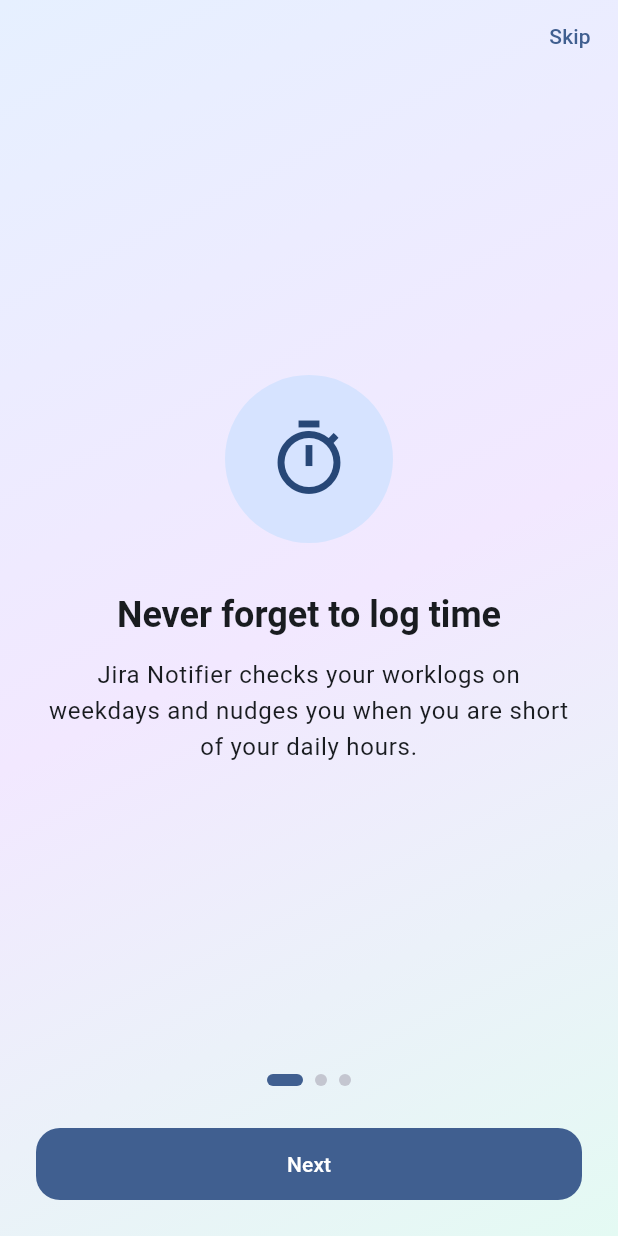
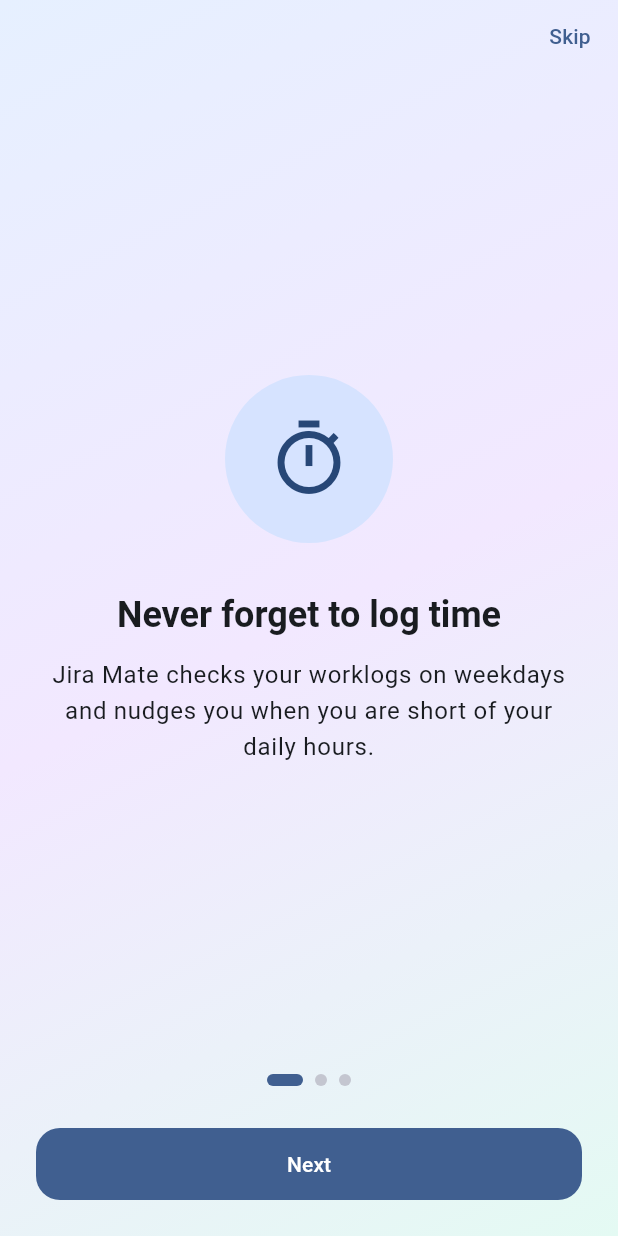
Before and after one commit to mrmuhannadh/mr_atomizer, a Flutter app: the screen it shows after launch, on a phone screen of 412 x 824 dp. Run offline on Flutter 3.47's test engine with Material 3 defaults, Android fonts, the phone set to English and light mode, and no system bars; our stand-ins replace dio, flutter_local_notifications, flutter_secure_storage, flutter_timezone, shared_preferences, timezone; missing offline and left inert: launch_at_startup, mailer, tray_manager, window_manager, workmanager.

Commit message:
Naming changes

```diff
--- a/lib/screens/home_screen.dart
+++ b/lib/screens/home_screen.dart
@@ -169,7 +169,7 @@
   @override
   Widget build(BuildContext context) {
     return Scaffold(
-      appBar: AppBar(title: const Text('Jira Notifier'), actions: [
+      appBar: AppBar(title: const Text('Jira Mate'), actions: [
         IconButton(
             icon: const Icon(Icons.history),
             tooltip: 'Log history',
--- a/lib/screens/planner_settings_screen.dart
+++ b/lib/screens/planner_settings_screen.dart
@@ -252,7 +252,7 @@
             contentPadding: EdgeInsets.zero,
             title: const Text('Simple mode (plain text)'),
             subtitle: const Text(
-                'Windows/Mac only. Off = formatted table draft. On = plain-text link, use this if the draft does not open in Outlook.'),
+                'Off = formatted table draft. On = plain-text link'),
             value: _simple,
             onChanged: (v) => setState(() => _simple = v),
           ),
--- a/lib/screens/welcome_screen.dart
+++ b/lib/screens/welcome_screen.dart
@@ -21,7 +21,7 @@
 
   static const _pages = [
     _Info(Icons.timer_outlined, 'Never forget to log time',
-        'Jira Notifier checks your worklogs on weekdays and nudges you '
+        'Jira Mate checks your worklogs on weekdays and nudges you '
             'when you are short of your daily hours.'),
     _Info(Icons.alarm, 'Reminders on your schedule',
         'Choose the reminder time, the days, and the minimum hours. '
--- a/lib/services/desktop_service.dart
+++ b/lib/services/desktop_service.dart
@@ -16,14 +16,14 @@
     await trayManager.setIcon(
         Platform.isWindows ? 'assets/tray_icon.ico' : 'assets/tray_icon.png');
     await trayManager.setContextMenu(Menu(items: [
-      MenuItem(key: 'show', label: 'Open Jira Notifier'),
+      MenuItem(key: 'show', label: 'Open Jira Mate'),
       MenuItem.separator(),
       MenuItem(key: 'quit', label: 'Quit'),
     ]));
     trayManager.addListener(_i);
 
     launchAtStartup.setup(
-        appName: 'Jira Notifier', appPath: Platform.resolvedExecutable);
+        appName: 'Jira Mate', appPath: Platform.resolvedExecutable);
     await launchAtStartup.enable();
   }
 
--- a/lib/services/email_service.dart
+++ b/lib/services/email_service.dart
@@ -204,7 +204,7 @@
     final m = Message()
       ..from = Address(p.fromEmail.trim(), p.signature.trim())
       ..recipients.add(Address(p.fromEmail.trim()))
-      ..subject = 'Jira Notifier test email'
+      ..subject = 'Jira Mate test email'
       ..text = 'Your email settings work. You can now send task plans and EoD emails.';
     await _sendMail(m, _server(p, password));
   }
--- a/lib/services/notification_service.dart
+++ b/lib/services/notification_service.dart
@@ -24,7 +24,7 @@
         iOS: DarwinInitializationSettings(),
         macOS: DarwinInitializationSettings(),
         windows: WindowsInitializationSettings(
-          appName: 'Jira Notifier',
+          appName: 'Jira Mate',
           appUserModelId: 'com.example.JiraNotifier',
           guid: '6f1d1d5e-3a2b-4c9e-9a53-0c1f6c2b7a10', // generate your own GUID
         ),
```
Also changed, not shown: 5 other files.
